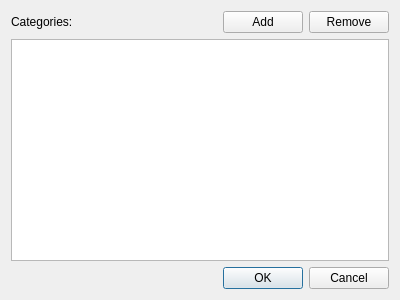
Qt form src/ui/categoriestreedialog.ui (KindVador/Accountancy) before a commit.
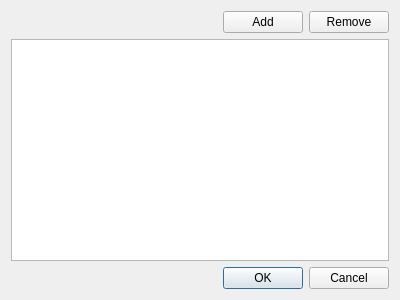
The same form after that commit.

Commit message: improve category user interface

```diff
--- a/src/ui/categoriestreedialog.ui
+++ b/src/ui/categoriestreedialog.ui
@@ -16,13 +16,6 @@
   <layout class="QVBoxLayout" name="verticalLayout">
    <item>
     <layout class="QHBoxLayout" name="horizontalLayout">
-     <item>
-      <widget class="QLabel" name="label">
-       <property name="text">
-        <string>Categories:</string>
-       </property>
-      </widget>
-     </item>
      <item>
       <spacer name="horizontalSpacer">
        <property name="orientation">
```
The commit also changes 5 other files.
